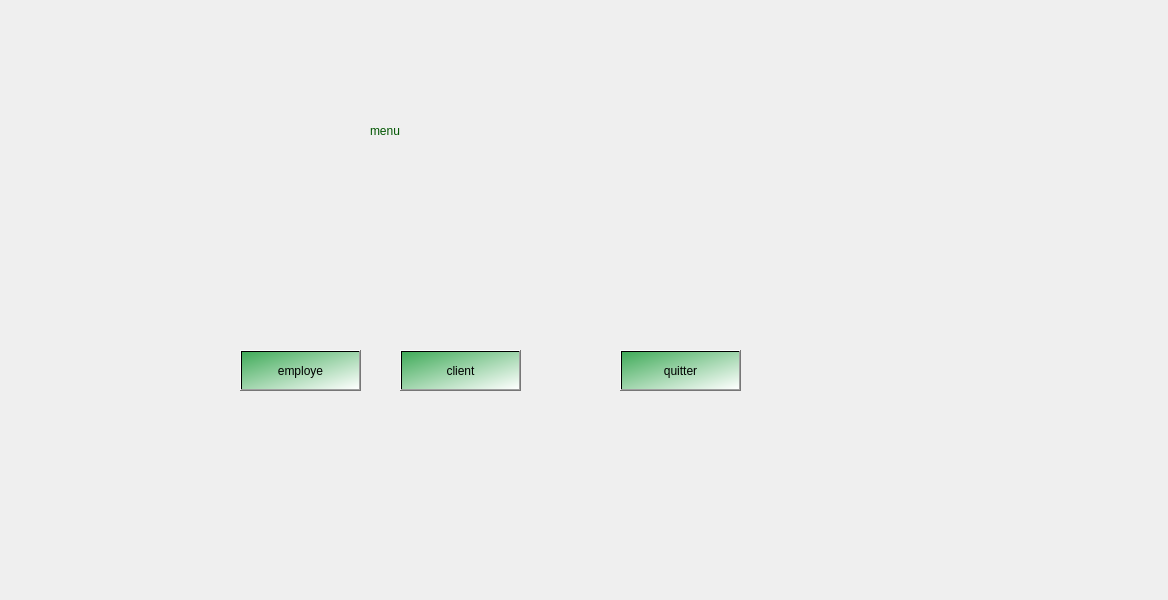
Esprit-UP-Algo/projetcpp-2a33-smart-ecological-transport-riders, file interface1.ui: the form before one commit.
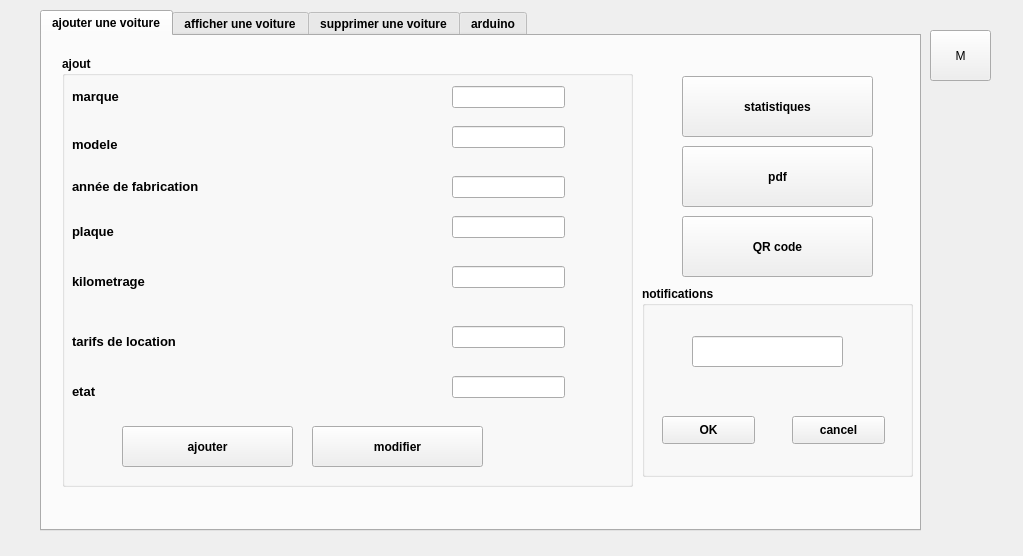
The form after the commit. The open tabs and pages were chosen to show the change. Icons and pictures are not drawn.

The edit to the form file:
```diff
--- a/interface1.ui
+++ b/interface1.ui
@@ -6,8 +6,8 @@
    <rect>
     <x>0</x>
     <y>0</y>
-    <width>1168</width>
-    <height>600</height>
+    <width>1023</width>
+    <height>556</height>
    </rect>
   </property>
   <property name="windowTitle">
@@ -17,14 +17,14 @@
    <widget class="QStackedWidget" name="stackedWidget">
     <property name="geometry">
      <rect>
-      <x>130</x>
-      <y>20</y>
-      <width>951</width>
+      <x>0</x>
+      <y>0</y>
+      <width>991</width>
       <height>541</height>
      </rect>
     </property>
     <property name="currentIndex">
-     <number>3</number>
+     <number>1</number>
     </property>
     <widget class="QWidget" name="page">
      <widget class="QTabWidget" name="tabWidget">
@@ -1101,9 +1101,447 @@
        <widget class="QPushButton" name="AddActivity">
         <property name="geometry">
          <rect>
-          <x>280</x>
-          <y>340</y>
-          <width>93</width>
+          <x>10</x>
+          <y>0</y>
+          <width>771</width>
+          <height>431</height>
+         </rect>
+        </property>
+        <property name="styleSheet">
+         <string notr="true">border-image: url(:/images/p0.png);</string>
+        </property>
+        <property name="text">
+         <string/>
+        </property>
+       </widget>
+       <zorder>label_52</zorder>
+       <zorder>calendarWidget</zorder>
+      </widget>
+     </widget>
+    </widget>
+    <widget class="QWidget" name="page_5">
+     <widget class="QTabWidget" name="tabWidget_3">
+      <property name="geometry">
+       <rect>
+        <x>40</x>
+        <y>10</y>
+        <width>881</width>
+        <height>521</height>
+       </rect>
+      </property>
+      <property name="font">
+       <font>
+        <pointsize>9</pointsize>
+        <weight>75</weight>
+        <bold>true</bold>
+       </font>
+      </property>
+      <property name="currentIndex">
+       <number>1</number>
+      </property>
+      <widget class="QWidget" name="tab_13">
+       <attribute name="title">
+        <string>ajouter une voiture</string>
+       </attribute>
+       <widget class="QGroupBox" name="groupBox_6">
+        <property name="geometry">
+         <rect>
+          <x>20</x>
+          <y>20</y>
+          <width>571</width>
+          <height>431</height>
+         </rect>
+        </property>
+        <property name="title">
+         <string>ajout</string>
+        </property>
+        <widget class="QLabel" name="label_56">
+         <property name="geometry">
+          <rect>
+           <x>10</x>
+           <y>30</y>
+           <width>81</width>
+           <height>21</height>
+          </rect>
+         </property>
+         <property name="font">
+          <font>
+           <pointsize>10</pointsize>
+           <weight>75</weight>
+           <bold>true</bold>
+          </font>
+         </property>
+         <property name="text">
+          <string>marque</string>
+         </property>
+        </widget>
+        <widget class="QLineEdit" name="le_marque">
+         <property name="geometry">
+          <rect>
+           <x>390</x>
+           <y>30</y>
+           <width>113</width>
+           <height>22</height>
+          </rect>
+         </property>
+        </widget>
+        <widget class="QLabel" name="label_57">
+         <property name="geometry">
+          <rect>
+           <x>10</x>
+           <y>80</y>
+           <width>71</width>
+           <height>16</height>
+          </rect>
+         </property>
+         <property name="font">
+          <font>
+           <pointsize>10</pointsize>
+           <weight>75</weight>
+           <bold>true</bold>
+          </font>
+         </property>
+         <property name="text">
+          <string>modele</string>
+         </property>
+        </widget>
+        <widget class="QLineEdit" name="le_modele">
+         <property name="geometry">
+          <rect>
+           <x>390</x>
+           <y>70</y>
+           <width>113</width>
+           <height>22</height>
+          </rect>
+         </property>
+        </widget>
+        <widget class="QLabel" name="label_59">
+         <property name="geometry">
+          <rect>
+           <x>10</x>
+           <y>120</y>
+           <width>201</width>
+           <height>21</height>
+          </rect>
+         </property>
+         <property name="font">
+          <font>
+           <pointsize>10</pointsize>
+           <weight>75</weight>
+           <bold>true</bold>
+          </font>
+         </property>
+         <property name="text">
+          <string>année de fabrication</string>
+         </property>
+        </widget>
+        <widget class="QLineEdit" name="le_afb">
+         <property name="geometry">
+          <rect>
+           <x>390</x>
+           <y>120</y>
+           <width>113</width>
+           <height>22</height>
+          </rect>
+         </property>
+        </widget>
+        <widget class="QLabel" name="label_58">
+         <property name="geometry">
+          <rect>
+           <x>10</x>
+           <y>160</y>
+           <width>91</width>
+           <height>31</height>
+          </rect>
+         </property>
+         <property name="font">
+          <font>
+           <pointsize>10</pointsize>
+           <weight>75</weight>
+           <bold>true</bold>
+          </font>
+         </property>
+         <property name="text">
+          <string>plaque</string>
+         </property>
+        </widget>
+        <widget class="QLineEdit" name="le_plaque_dimmat">
+         <property name="geometry">
+          <rect>
+           <x>390</x>
+           <y>160</y>
+           <width>113</width>
+           <height>22</height>
+          </rect>
+         </property>
+        </widget>
+        <widget class="QLabel" name="label_60">
+         <property name="geometry">
+          <rect>
+           <x>10</x>
+           <y>210</y>
+           <width>131</width>
+           <height>31</height>
+          </rect>
+         </property>
+         <property name="font">
+          <font>
+           <pointsize>10</pointsize>
+           <weight>75</weight>
+           <bold>true</bold>
+          </font>
+         </property>
+         <property name="text">
+          <string>kilometrage</string>
+         </property>
+        </widget>
+        <widget class="QLineEdit" name="le_kilometrage">
+         <property name="geometry">
+          <rect>
+           <x>390</x>
+           <y>210</y>
+           <width>113</width>
+           <height>22</height>
+          </rect>
+         </property>
+        </widget>
+        <widget class="QLabel" name="label_61">
+         <property name="geometry">
+          <rect>
+           <x>10</x>
+           <y>320</y>
+           <width>61</width>
+           <height>31</height>
+          </rect>
+         </property>
+         <property name="font">
+          <font>
+           <pointsize>10</pointsize>
+           <weight>75</weight>
+           <bold>true</bold>
+          </font>
+         </property>
+         <property name="text">
+          <string>etat</string>
+         </property>
+        </widget>
+        <widget class="QLineEdit" name="le_etat">
+         <property name="geometry">
+          <rect>
+           <x>390</x>
+           <y>320</y>
+           <width>113</width>
+           <height>22</height>
+          </rect>
+         </property>
+        </widget>
+        <widget class="QLabel" name="label_62">
+         <property name="geometry">
+          <rect>
+           <x>10</x>
+           <y>270</y>
+           <width>161</width>
+           <height>31</height>
+          </rect>
+         </property>
+         <property name="font">
+          <font>
+           <pointsize>10</pointsize>
+           <weight>75</weight>
+           <bold>true</bold>
+          </font>
+         </property>
+         <property name="text">
+          <string>tarifs de location</string>
+         </property>
+        </widget>
+        <widget class="QLineEdit" name="le_tarifs">
+         <property name="geometry">
+          <rect>
+           <x>390</x>
+           <y>270</y>
+           <width>113</width>
+           <height>22</height>
+          </rect>
+         </property>
+        </widget>
+        <widget class="QPushButton" name="ajouter_vo">
+         <property name="geometry">
+          <rect>
+           <x>60</x>
+           <y>370</y>
+           <width>171</width>
+           <height>41</height>
+          </rect>
+         </property>
+         <property name="text">
+          <string>ajouter</string>
+         </property>
+        </widget>
+        <widget class="QPushButton" name="modifier_2">
+         <property name="geometry">
+          <rect>
+           <x>250</x>
+           <y>370</y>
+           <width>171</width>
+           <height>41</height>
+          </rect>
+         </property>
+         <property name="text">
+          <string>modifier</string>
+         </property>
+        </widget>
+       </widget>
+       <widget class="QPushButton" name="stat_sarah">
+        <property name="geometry">
+         <rect>
+          <x>640</x>
+          <y>40</y>
+          <width>191</width>
+          <height>61</height>
+         </rect>
+        </property>
+        <property name="text">
+         <string>statistiques</string>
+        </property>
+       </widget>
+       <widget class="QPushButton" name="pdf_sara">
+        <property name="geometry">
+         <rect>
+          <x>640</x>
+          <y>110</y>
+          <width>191</width>
+          <height>61</height>
+         </rect>
+        </property>
+        <property name="text">
+         <string>pdf</string>
+        </property>
+       </widget>
+       <widget class="QPushButton" name="qrcode">
+        <property name="geometry">
+         <rect>
+          <x>640</x>
+          <y>180</y>
+          <width>191</width>
+          <height>61</height>
+         </rect>
+        </property>
+        <property name="text">
+         <string>QR code</string>
+        </property>
+       </widget>
+       <widget class="QGroupBox" name="groupBox_9">
+        <property name="geometry">
+         <rect>
+          <x>600</x>
+          <y>250</y>
+          <width>271</width>
+          <height>191</height>
+         </rect>
+        </property>
+        <property name="title">
+         <string>notifications</string>
+        </property>
+        <widget class="QLineEdit" name="dateTimeEditConfig">
+         <property name="geometry">
+          <rect>
+           <x>50</x>
+           <y>50</y>
+           <width>151</width>
+           <height>31</height>
+          </rect>
+         </property>
+        </widget>
+        <widget class="QPushButton" name="OK">
+         <property name="geometry">
+          <rect>
+           <x>20</x>
+           <y>130</y>
+           <width>93</width>
+           <height>28</height>
+          </rect>
+         </property>
+         <property name="text">
+          <string>OK</string>
+         </property>
+        </widget>
+        <widget class="QPushButton" name="pushButton_20">
+         <property name="geometry">
+          <rect>
+           <x>150</x>
+           <y>130</y>
+           <width>93</width>
+           <height>28</height>
+          </rect>
+         </property>
+         <property name="text">
+          <string>cancel</string>
+         </property>
+        </widget>
+       </widget>
+      </widget>
+      <widget class="QWidget" name="tab_14">
+       <attribute name="title">
+        <string>afficher une voiture</string>
+       </attribute>
+       <widget class="QTableView" name="affichertab">
+        <property name="geometry">
+         <rect>
+          <x>10</x>
+          <y>100</y>
+          <width>831</width>
+          <height>351</height>
+         </rect>
+        </property>
+       </widget>
+       <widget class="QLabel" name="label_63">
+        <property name="geometry">
+         <rect>
+          <x>30</x>
+          <y>40</y>
+          <width>71</width>
+          <height>31</height>
+         </rect>
+        </property>
+        <property name="font">
+         <font>
+          <pointsize>11</pointsize>
+         </font>
+        </property>
+        <property name="text">
+         <string>etat</string>
+        </property>
+       </widget>
+       <widget class="QLineEdit" name="cherche">
+        <property name="geometry">
+         <rect>
+          <x>80</x>
+          <y>40</y>
+          <width>111</width>
+          <height>31</height>
+         </rect>
+        </property>
+       </widget>
+       <widget class="QPushButton" name="chercher_sara">
+        <property name="geometry">
+         <rect>
+          <x>210</x>
+          <y>40</y>
+          <width>141</width>
+          <height>31</height>
+         </rect>
+        </property>
+        <property name="text">
+         <string>chercher</string>
+        </property>
+       </widget>
+       <widget class="QPushButton" name="pushButton_trianne">
+        <property name="geometry">
+         <rect>
+          <x>1120</x>
+          <y>50</y>
+          <width>111</width>
           <height>28</height>
          </rect>
         </property>
@@ -1112,6 +1550,165 @@
         </property>
        </widget>
       </widget>
+      <widget class="QWidget" name="tab_15">
+       <attribute name="title">
+        <string>supprimer une voiture</string>
+       </attribute>
+       <widget class="QGroupBox" name="groupBox_7">
+        <property name="geometry">
+         <rect>
+          <x>30</x>
+          <y>30</y>
+          <width>421</width>
+          <height>441</height>
+         </rect>
+        </property>
+        <property name="title">
+         <string>supprimer</string>
+        </property>
+        <widget class="QLabel" name="label_64">
+         <property name="geometry">
+          <rect>
+           <x>110</x>
+           <y>90</y>
+           <width>231</width>
+           <height>31</height>
+          </rect>
+         </property>
+         <property name="font">
+          <font>
+           <family>Yu Gothic UI</family>
+           <pointsize>11</pointsize>
+          </font>
+         </property>
+         <property name="text">
+          <string>plaque d'immatriculation</string>
+         </property>
+        </widget>
+        <widget class="QLineEdit" name="lineEdit_8">
+         <property name="geometry">
+          <rect>
+           <x>130</x>
+           <y>150</y>
+           <width>181</width>
+           <height>41</height>
+          </rect>
+         </property>
+        </widget>
+        <widget class="QPushButton" name="supp_sara">
+         <property name="geometry">
+          <rect>
+           <x>130</x>
+           <y>230</y>
+           <width>181</width>
+           <height>61</height>
+          </rect>
+         </property>
+         <property name="text">
+          <string>supprimer</string>
+         </property>
+        </widget>
+       </widget>
+      </widget>
+      <widget class="QWidget" name="tab_18">
+       <attribute name="title">
+        <string>arduino</string>
+       </attribute>
+       <widget class="QGroupBox" name="groupBox_8">
+        <property name="geometry">
+         <rect>
+          <x>70</x>
+          <y>50</y>
+          <width>441</width>
+          <height>421</height>
+         </rect>
+        </property>
+        <property name="title">
+         <string>arduino</string>
+        </property>
+        <widget class="QLabel" name="label_72">
+         <property name="geometry">
+          <rect>
+           <x>90</x>
+           <y>60</y>
+           <width>261</width>
+           <height>21</height>
+          </rect>
+         </property>
+         <property name="font">
+          <font>
+           <family>Yu Gothic UI</family>
+           <pointsize>11</pointsize>
+           <italic>false</italic>
+          </font>
+         </property>
+         <property name="focusPolicy">
+          <enum>Qt::StrongFocus</enum>
+         </property>
+         <property name="lineWidth">
+          <number>2</number>
+         </property>
+         <property name="text">
+          <string>plaque d'immatriculation</string>
+         </property>
+         <property name="scaledContents">
+          <bool>true</bool>
+         </property>
+         <property name="wordWrap">
+          <bool>true</bool>
+         </property>
+        </widget>
+        <widget class="QLineEdit" name="lineEditPlaqueImmatriculation">
+         <property name="geometry">
+          <rect>
+           <x>90</x>
+           <y>140</y>
+           <width>201</width>
+           <height>31</height>
+          </rect>
+         </property>
+        </widget>
+        <widget class="QLabel" name="aff">
+         <property name="geometry">
+          <rect>
+           <x>40</x>
+           <y>250</y>
+           <width>341</width>
+           <height>131</height>
+          </rect>
+         </property>
+         <property name="text">
+          <string/>
+         </property>
+        </widget>
+        <widget class="QPushButton" name="kilometrage">
+         <property name="geometry">
+          <rect>
+           <x>110</x>
+           <y>220</y>
+           <width>161</width>
+           <height>41</height>
+          </rect>
+         </property>
+         <property name="text">
+          <string>kilometrage</string>
+         </property>
+        </widget>
+       </widget>
+      </widget>
+     </widget>
+     <widget class="QPushButton" name="pushButton_22">
+      <property name="geometry">
+       <rect>
+        <x>930</x>
+        <y>30</y>
+        <width>61</width>
+        <height>51</height>
+       </rect>
+      </property>
+      <property name="text">
+       <string>M</string>
+      </property>
      </widget>
     </widget>
     <widget class="QWidget" name="page_4">
@@ -1921,8 +2518,8 @@
      <widget class="QPushButton" name="pushButton_4">
       <property name="geometry">
        <rect>
-        <x>110</x>
-        <y>330</y>
+        <x>40</x>
+        <y>400</y>
         <width>121</width>
         <height>41</height>
        </rect>
@@ -1938,8 +2535,8 @@
      <widget class="QPushButton" name="pushButton_9">
       <property name="geometry">
        <rect>
-        <x>270</x>
-        <y>330</y>
+        <x>170</x>
+        <y>400</y>
         <width>121</width>
         <height>41</height>
        </rect>
@@ -1956,7 +2553,7 @@
       <property name="geometry">
        <rect>
         <x>20</x>
-        <y>20</y>
+        <y>0</y>
         <width>911</width>
         <height>491</height>
        </rect>
@@ -2004,8 +2601,8 @@
      <widget class="QPushButton" name="pushButton_18">
       <property name="geometry">
        <rect>
-        <x>490</x>
-        <y>330</y>
+        <x>780</x>
+        <y>400</y>
         <width>121</width>
         <height>41</height>
        </rect>
```
Left out of the diff: 365 changed lines with no effect on the pictures.
